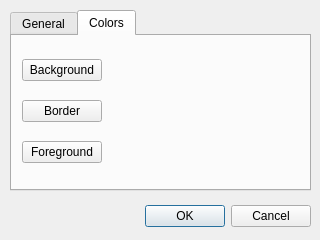
Old version of the form src/dialogprefs.ui in the repository qtilities/qruler.
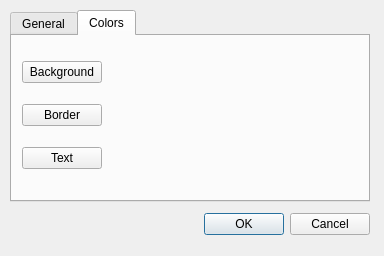
New version of the form. The open tabs and pages were chosen to show the change.

Diff of the .ui file:
```diff
--- a/src/dialogprefs.ui
+++ b/src/dialogprefs.ui
@@ -6,19 +6,25 @@
    <rect>
     <x>0</x>
     <y>0</y>
-    <width>320</width>
-    <height>240</height>
+    <width>384</width>
+    <height>256</height>
    </rect>
   </property>
   <widget class="QDialogButtonBox" name="buttonBox">
    <property name="geometry">
     <rect>
-     <x>120</x>
+     <x>10</x>
      <y>200</y>
-     <width>191</width>
-     <height>32</height>
+     <width>360</width>
+     <height>48</height>
     </rect>
    </property>
+   <property name="sizePolicy">
+    <sizepolicy hsizetype="Expanding" vsizetype="Expanding">
+     <horstretch>0</horstretch>
+     <verstretch>0</verstretch>
+    </sizepolicy>
+   </property>
    <property name="orientation">
     <enum>Qt::Horizontal</enum>
    </property>
@@ -31,8 +37,8 @@
     <rect>
      <x>10</x>
      <y>10</y>
-     <width>301</width>
-     <height>181</height>
+     <width>360</width>
+     <height>192</height>
     </rect>
    </property>
    <property name="currentIndex">
@@ -94,8 +100,8 @@
       <rect>
        <x>10</x>
        <y>10</y>
-       <width>281</width>
-       <height>131</height>
+       <width>341</width>
+       <height>141</height>
       </rect>
      </property>
      <layout class="QGridLayout" name="layColors">
@@ -143,7 +149,7 @@
       <item row="2" column="0">
        <widget class="QPushButton" name="pbnFg">
         <property name="text">
-         <string>Foreground</string>
+         <string>Text</string>
         </property>
        </widget>
       </item>
```
Left out of the diff: 53 changed lines with no effect on the pictures.
